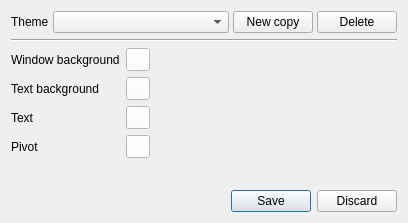
VioletGiraffe/FasterThanSight, file app/src/styling/cthemesdialog.ui: the form before one commit.
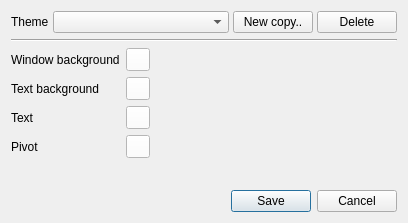
The form after the commit.

Commit message: CThemesDialog: createNewTheme and deleteTheme method stubs

Patch:
```diff
--- a/app/src/styling/cthemesdialog.ui
+++ b/app/src/styling/cthemesdialog.ui
@@ -32,7 +32,7 @@
      <item>
       <widget class="QPushButton" name="_btnCopy">
        <property name="text">
-        <string>New copy</string>
+        <string>New copy..</string>
        </property>
       </widget>
      </item>
@@ -140,7 +140,7 @@
    <item>
     <widget class="QDialogButtonBox" name="buttonBox">
      <property name="standardButtons">
-      <set>QDialogButtonBox::Discard|QDialogButtonBox::Save</set>
+      <set>QDialogButtonBox::Cancel|QDialogButtonBox::Save</set>
      </property>
     </widget>
    </item>
```
The commit also changes 2 other files.
